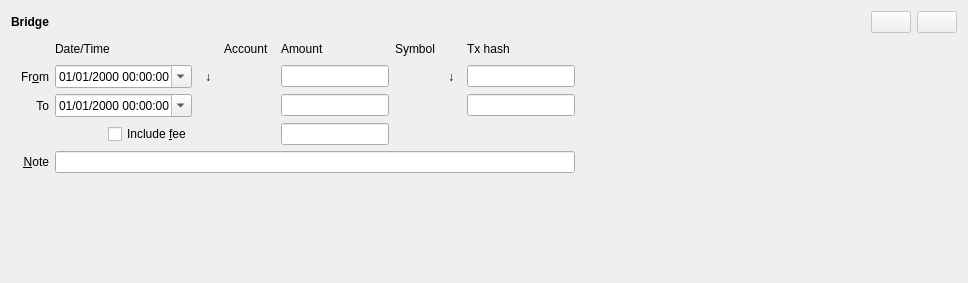
Qt form jal/ui/widgets/bridge_operation.ui (titov-vv/jal) before a commit.
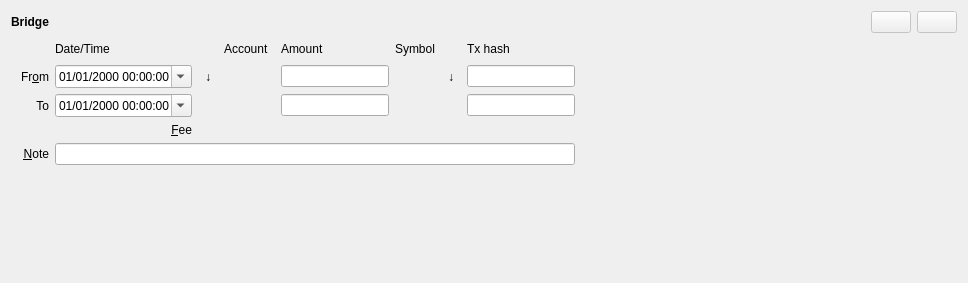
The same form after that commit. Custom widgets are drawn as their Qt base class.

Commit message: The five operation editors drive the fee through FeeWidget. End of the dual fee write.

The edit to the form file:
```diff
--- a/jal/ui/widgets/bridge_operation.ui
+++ b/jal/ui/widgets/bridge_operation.ui
@@ -214,21 +214,20 @@
     <widget class="ReferenceSelectorWidget" name="in_symbol_widget"/>
    </item>
    <item row="4" column="1" colspan="2" alignment="Qt::AlignmentFlag::AlignRight">
-    <widget class="QCheckBox" name="fee_check">
+    <widget class="QLabel" name="fee_label">
      <property name="text">
-      <string>Include &amp;fee</string>
+      <string>&amp;Fee</string>
+     </property>
+     <property name="alignment">
+      <set>Qt::AlignmentFlag::AlignRight|Qt::AlignmentFlag::AlignTrailing|Qt::AlignmentFlag::AlignVCenter</set>
+     </property>
+     <property name="buddy">
+      <cstring>fee_widget</cstring>
      </property>
     </widget>
    </item>
    <item row="4" column="6" colspan="2">
-    <widget class="QLineEdit" name="fee_qty">
-     <property name="alignment">
-      <set>Qt::AlignmentFlag::AlignRight|Qt::AlignmentFlag::AlignTrailing|Qt::AlignmentFlag::AlignVCenter</set>
-     </property>
-    </widget>
-   </item>
-   <item row="4" column="8">
-    <widget class="ReferenceSelectorWidget" name="fee_symbol_widget"/>
+    <widget class="FeeWidget" name="fee_widget" native="true"/>
    </item>
    <item row="5" column="0">
     <widget class="QLabel" name="note_label">
@@ -278,6 +277,12 @@
   </layout>
  </widget>
  <customwidgets>
+  <customwidget>
+   <class>FeeWidget</class>
+   <extends>QWidget</extends>
+   <header>jal/widgets/fee_widget.h</header>
+   <container>0</container>
+  </customwidget>
   <customwidget>
    <class>ReferenceSelectorWidget</class>
    <extends>QWidget</extends>
```
Left out of the diff: 4 changed lines with no effect on the pictures. The commit also changes 23 other files.
